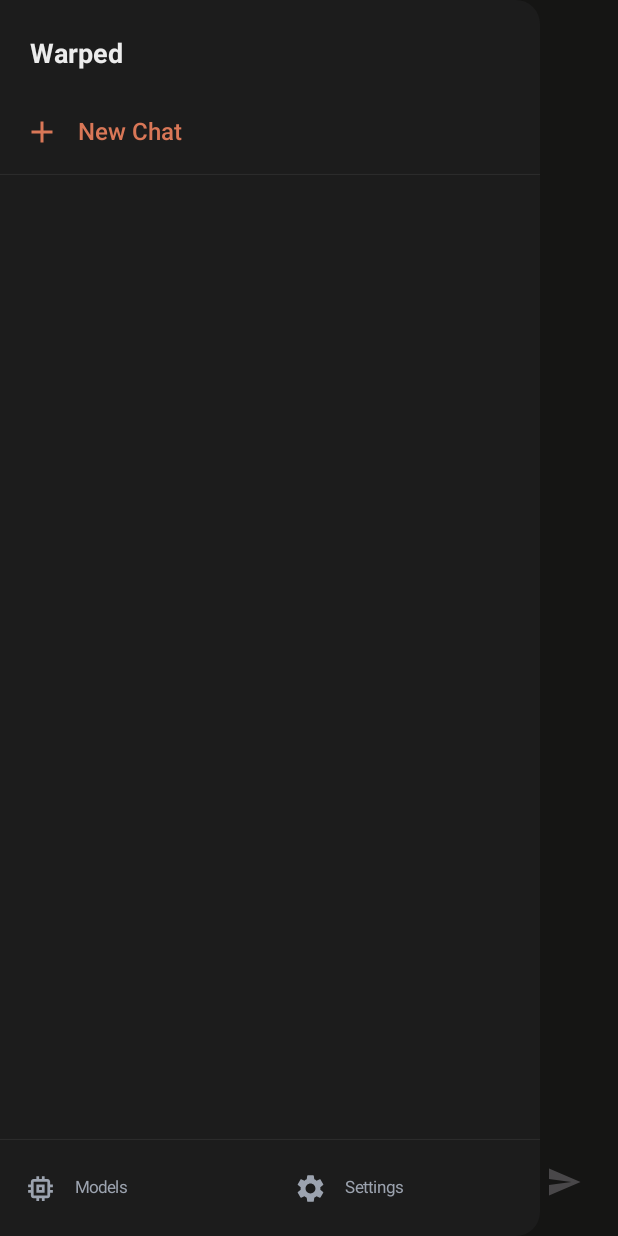
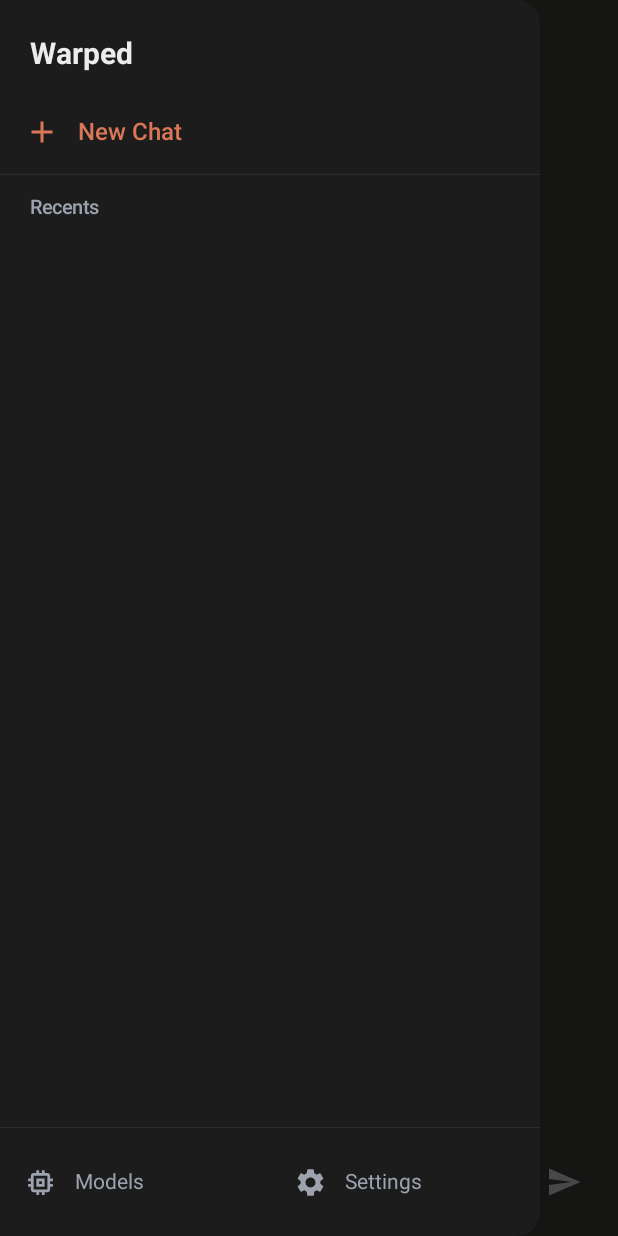
Before and after one commit to cotizcesar/warped, an Android app built with Jetpack Compose: the screen it shows after launch (MainActivity), after a tap on "Menu", on a phone screen of 412 x 824 dp. Run offline under Robolectric (Android 15) with nearby library versions, the light colour scheme and no system bars; our stand-ins replace Dagger/Hilt's generated code, Room's generated code, Timber; 4 statements that could not run were skipped.

Commit message:
style: bigger drawer text, white chat list, #121212 selected bg, Recents header

```diff
--- a/app/src/main/java/com/warped/ui/navigation/NavGraph.kt
+++ b/app/src/main/java/com/warped/ui/navigation/NavGraph.kt
@@ -42,7 +42,7 @@ private val DrawerBg = Color(0xFF1C1C1C)
 private val DrawerAccent = Color(0xFFD97757)
 private val DrawerTextPrimary = Color(0xFFECECEC)
 private val DrawerTextSecondary = Color(0xFF9CA3AF)
-private val DrawerSelectedBg = Color(0xFF2A2A2A)
+private val DrawerSelectedBg = Color(0xFF121212)
 
 @OptIn(ExperimentalMaterial3Api::class)
 @Composable
@@ -71,12 +71,12 @@ fun WarpedNavGraph() {
             ) {
                 Column(modifier = Modifier.fillMaxHeight()) {
                     Spacer(Modifier.height(12.dp))
-                    Text("Warped", color = DrawerTextPrimary, fontSize = 18.sp, fontWeight = FontWeight.Bold,
+                    Text("Warped", color = DrawerTextPrimary, fontSize = 20.sp, fontWeight = FontWeight.Bold,
                         modifier = Modifier.padding(horizontal = 20.dp, vertical = 12.dp))
 
                     NavigationDrawerItem(
-                        icon = { Icon(Icons.Filled.Add, null, tint = DrawerAccent) },
-                        label = { Text("New Chat", color = DrawerAccent, fontWeight = FontWeight.SemiBold) },
+                        icon = { Icon(Icons.Filled.Add, null, tint = DrawerAccent, modifier = Modifier.size(24.dp)) },
+                        label = { Text("New Chat", color = DrawerAccent, fontWeight = FontWeight.SemiBold, fontSize = 16.sp) },
                         selected = false,
                         colors = NavigationDrawerItemDefaults.colors(unselectedContainerColor = Color.Transparent),
                         onClick = {
@@ -88,6 +88,8 @@ fun WarpedNavGraph() {
                         }
                     )
                     HorizontalDivider(color = Color(0xFF333333), thickness = 0.5.dp)
+                    Text("Recents", color = DrawerTextSecondary, fontSize = 13.sp, fontWeight = FontWeight.SemiBold,
+                        modifier = Modifier.padding(horizontal = 20.dp, vertical = 10.dp))
 
                     LazyColumn(modifier = Modifier.weight(1f)) {
                         items(conversations, key = { it.id }) { conv ->
@@ -116,11 +118,11 @@ fun WarpedNavGraph() {
                                 verticalAlignment = Alignment.CenterVertically
                             ) {
                                 Icon(Icons.AutoMirrored.Filled.Chat, null,
-                                    tint = DrawerTextSecondary, modifier = Modifier.size(16.dp))
+                                    tint = DrawerTextPrimary, modifier = Modifier.size(16.dp))
                                 Spacer(Modifier.width(12.dp))
-                                Text(conv.title, color = DrawerTextSecondary,
+                                Text(conv.title, color = DrawerTextPrimary,
                                     maxLines = 1, overflow = TextOverflow.Ellipsis,
-                                    fontSize = 13.sp, modifier = Modifier.weight(1f))
+                                    fontSize = 15.sp, modifier = Modifier.weight(1f))
                                 IconButton(
                                     onClick = { showDeleteConfirm = true },
                                     modifier = Modifier.size(32.dp)
@@ -132,12 +134,12 @@ fun WarpedNavGraph() {
                     }
 
                     HorizontalDivider(color = Color(0xFF333333), thickness = 0.5.dp)
-                    Row(modifier = Modifier.fillMaxWidth().padding(vertical = 4.dp),
+                    Row(modifier = Modifier.fillMaxWidth().padding(vertical = 8.dp),
                         horizontalArrangement = Arrangement.SpaceEvenly) {
                         val isModels = currentRoute == Screen.Models.route
                         NavigationDrawerItem(
                             icon = { Icon(Icons.Filled.Memory, null, tint = if (isModels) DrawerAccent else DrawerTextSecondary, modifier = Modifier.size(22.dp)) },
-                            label = { Text("Models", color = if (isModels) DrawerAccent else DrawerTextSecondary, fontSize = 11.sp) },
+                            label = { Text("Models", color = if (isModels) DrawerAccent else DrawerTextSecondary, fontSize = 14.sp) },
                             selected = isModels,
                             colors = NavigationDrawerItemDefaults.colors(selectedContainerColor = DrawerSelectedBg, unselectedContainerColor = Color.Transparent),
                             modifier = Modifier.weight(1f),
@@ -152,7 +154,7 @@ fun WarpedNavGraph() {
                         val isSettings = currentRoute == Screen.Settings.route
                         NavigationDrawerItem(
                             icon = { Icon(Icons.Filled.Settings, null, tint = if (isSettings) DrawerAccent else DrawerTextSecondary, modifier = Modifier.size(22.dp)) },
-                            label = { Text("Settings", color = if (isSettings) DrawerAccent else DrawerTextSecondary, fontSize = 11.sp) },
+                            label = { Text("Settings", color = if (isSettings) DrawerAccent else DrawerTextSecondary, fontSize = 14.sp) },
                             selected = isSettings,
                             colors = NavigationDrawerItemDefaults.colors(selectedContainerColor = DrawerSelectedBg, unselectedContainerColor = Color.Transparent),
                             modifier = Modifier.weight(1f),
```
